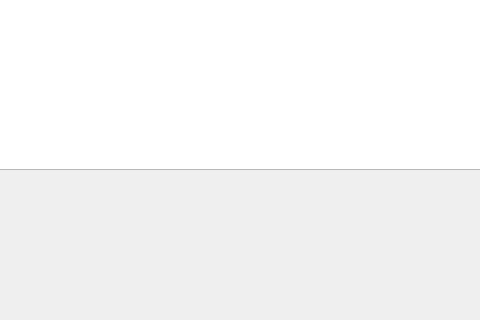
This is Hahaton/CollectedMaterials.ui in JuriMalahov/TerraSystem as Qt 5 draws it before an edit; both pictures show x 230 to 710 and y 220 to 540 of the 960 by 540 pixel window. The edited form follows.
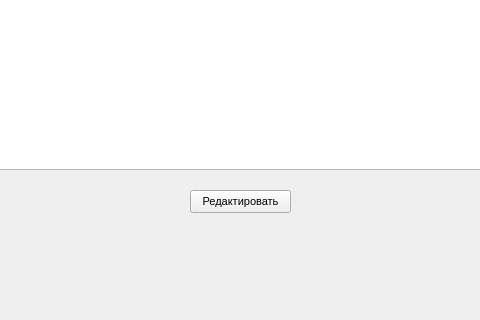
This is the edited form.

Patch:
```diff
--- a/Hahaton/CollectedMaterials.ui
+++ b/Hahaton/CollectedMaterials.ui
@@ -42,6 +42,24 @@
      <string>Список добытых материалов</string>
     </property>
    </widget>
+   <widget class="QPushButton" name="redButton">
+    <property name="geometry">
+     <rect>
+      <x>420</x>
+      <y>410</y>
+      <width>101</width>
+      <height>23</height>
+     </rect>
+    </property>
+    <property name="font">
+     <font>
+      <pointsize>8</pointsize>
+     </font>
+    </property>
+    <property name="text">
+     <string>Редактировать</string>
+    </property>
+   </widget>
   </widget>
   <widget class="QMenuBar" name="menubar">
    <property name="geometry">
```
Left out of the diff: 2 changed lines with no effect on the pictures.
